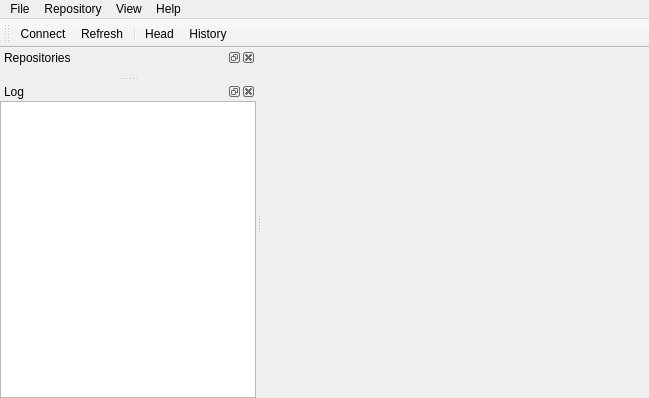
3drepo/3drepogui, file forms/repogui.ui: the form before one commit.
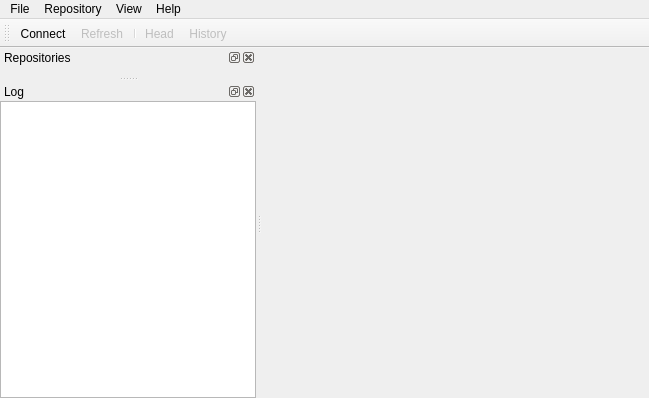
The form after the commit. Custom widgets are drawn as their Qt base class.

Diff of the .ui file:
```diff
--- a/forms/repogui.ui
+++ b/forms/repogui.ui
@@ -238,16 +238,25 @@
    </property>
   </action>
   <action name="actionRefresh">
+   <property name="enabled">
+    <bool>false</bool>
+   </property>
    <property name="text">
     <string>Refresh</string>
    </property>
   </action>
   <action name="actionHead">
+   <property name="enabled">
+    <bool>false</bool>
+   </property>
    <property name="text">
     <string>Head</string>
    </property>
   </action>
   <action name="actionHistory">
+   <property name="enabled">
+    <bool>false</bool>
+   </property>
    <property name="text">
     <string>History...</string>
    </property>
@@ -329,6 +338,14 @@
   </action>
  </widget>
  <layoutdefault spacing="6" margin="11"/>
+ <customwidgets>
+  <customwidget>
+   <class>repo::gui::RepoWidgetRepository</class>
+   <extends>QWidget</extends>
+   <header>widgets/repo_widgetrepository.h</header>
+   <container>1</container>
+  </customwidget>
+ </customwidgets>
  <resources/>
  <connections/>
 </ui>
```
Left out of the diff: 29 changed lines with no effect on the pictures.
